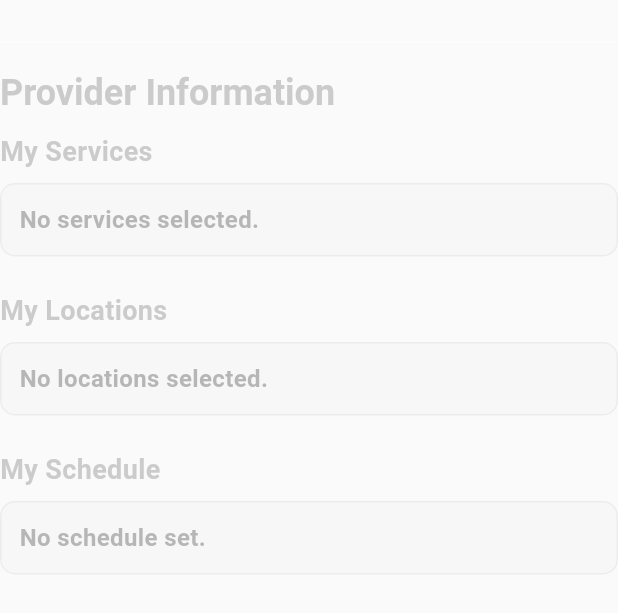
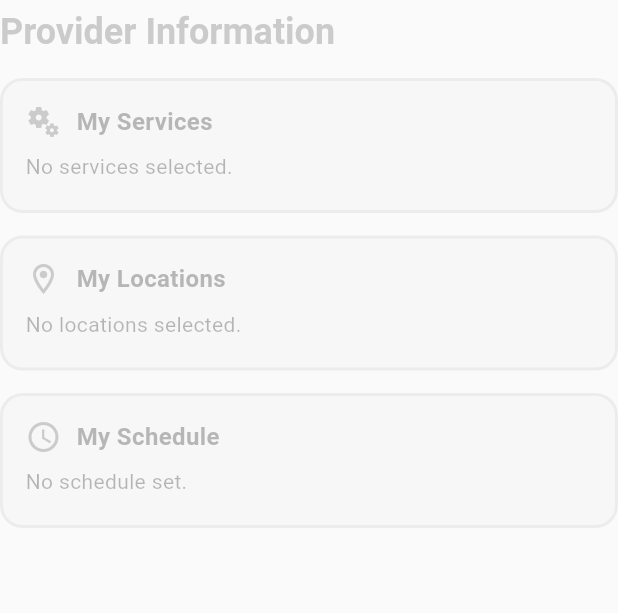
Before and after one commit to RashedGhanem11/Ajeer, a Flutter app: the _ProviderInfoSection widget shown alone on an empty page, opened directly with empty values, on a phone screen of 412 x 824 dp. Shown: the top 613 px of the screen. Run offline on Flutter 3.47's test engine with Material 3 defaults, Android fonts, the phone set to English and light mode, and no system bars; our stand-ins replace image_picker, shared_preferences; accounts and stored records are empty.

Commit message:
feat: Enhance ProfileScreen with improved state management and UI updates; refactor provider information display

```diff
--- a/Ajeer.mobile/lib/screens/shared_screens/profile_screen.dart
+++ b/Ajeer.mobile/lib/screens/shared_screens/profile_screen.dart
@@ -28,6 +28,7 @@ class _ProfileScreenState extends State<ProfileScreen> {
   static const Color _darkBlue = Color(0xFF0D47A1);
   static const Color _subtleDark = Color(0xFF1E1E1E);
   static const Color _subtleLighterDark = Color(0xFF2C2C2C);
+  static const Color _editableBorderColorDark = Color(0xFF757575);
   static const Color _saveGreen = Color(0xFF4CAF50);
   static const Color _cancelRed = Color(0xFFF44336);
   static const double _borderRadius = 50.0;
@@ -41,6 +42,7 @@ class _ProfileScreenState extends State<ProfileScreen> {
   int _selectedIndex = 0;
   bool _isPasswordVisible = false;
   bool _isEditing = false;
+  bool _dataHasChanged = false;
 
   Set<int> _selectedNotifications = {};
   bool _isDeleting = false;
@@ -104,7 +106,6 @@ class _ProfileScreenState extends State<ProfileScreen> {
   String _password = '********';
   File? _profileImage;
   File? _originalProfileImage;
-  bool _dataHasChanged = false;
 
   late TextEditingController _firstNameController;
   late TextEditingController _lastNameController;
@@ -507,7 +508,10 @@ class _ProfileScreenState extends State<ProfileScreen> {
       ),
       body: Stack(
         children: [
-          _buildBackgroundGradient(whiteContainerTop, isDarkMode),
+          _buildBackgroundGradient(
+            containerTop: whiteContainerTop,
+            isDarkMode: isDarkMode,
+          ),
           _buildAjeerTitle(context),
           _buildSwitchModeButton(context, isDarkMode, userNotifier.isProvider),
           _buildWhiteContainer(
@@ -527,7 +531,10 @@ class _ProfileScreenState extends State<ProfileScreen> {
     );
   }
 
-  Widget _buildBackgroundGradient(double containerTop, bool isDarkMode) {
+  Widget _buildBackgroundGradient({
+    required double containerTop,
+    required bool isDarkMode,
+  }) {
     final Color endColor = _primaryBlue;
     final Color startColor = _lightBlue;
 
@@ -795,6 +802,9 @@ class _ProfileScreenState extends State<ProfileScreen> {
                           providerData: userNotifier.providerData!,
                           isEnabled: userNotifier.isProvider,
                           isDarkMode: isDarkMode,
+                          isEditing: _isEditing,
+                          editableBorderColorDark: _editableBorderColorDark,
+                          subtleLighterDark: _subtleLighterDark,
                         ),
                     ],
                   ),
@@ -824,7 +834,6 @@ class _ProfileScreenState extends State<ProfileScreen> {
             backgroundColor: saveColor,
           ),
         if (_isEditing) const SizedBox(width: 10),
-
         _buildActionButton(
           icon: _isEditing ? Icons.close : Icons.edit,
           tooltip: _isEditing ? 'Cancel Editing' : 'Edit Profile',
@@ -877,12 +886,15 @@ class _ProfileScreenState extends State<ProfileScreen> {
     final Color fieldTextColor = _isEditing
         ? (isDarkMode ? Colors.white : Colors.black87)
         : Colors.grey.shade400;
+
     final Color fieldFillColor = _isEditing
         ? (isDarkMode ? _subtleLighterDark : Colors.white)
         : (isDarkMode ? _subtleDark : Colors.grey.shade100);
-    final Color fieldBorderColor = isDarkMode
-        ? Colors.grey.shade600
-        : Colors.grey.shade300;
+
+    final Color fieldBorderColor = _isEditing
+        ? (isDarkMode ? _editableBorderColorDark : Colors.grey.shade400)
+        : (isDarkMode ? Colors.grey.shade700 : Colors.grey.shade300);
+
     final Color disabledBorderColor = isDarkMode
         ? Colors.grey.shade700
         : Colors.grey.shade300;
@@ -895,6 +907,7 @@ class _ProfileScreenState extends State<ProfileScreen> {
         obscureText: isPassword && !_isPasswordVisible,
         keyboardType: keyboardType,
         style: TextStyle(color: fieldTextColor),
+        enableInteractiveSelection: _isEditing,
         decoration: InputDecoration(
           labelText: label,
           prefixIcon: Icon(
@@ -939,10 +952,7 @@ class _ProfileScreenState extends State<ProfileScreen> {
           ),
           enabledBorder: OutlineInputBorder(
             borderRadius: BorderRadius.circular(15),
-            borderSide: BorderSide(
-              color: _isEditing ? Colors.grey.shade400 : fieldBorderColor,
-              width: 2.0,
-            ),
+            borderSide: BorderSide(color: fieldBorderColor, width: 2.0),
           ),
           focusedBorder: OutlineInputBorder(
             borderRadius: BorderRadius.circular(15),
@@ -966,14 +976,41 @@ class _ProviderInfoSection extends StatelessWidget {
   final ProviderData providerData;
   final bool isEnabled;
   final bool isDarkMode;
+  final bool isEditing;
+  final Color editableBorderColorDark;
+  final Color subtleLighterDark;
 
-  static const Color _subtleLighterDark = Color(0xFF2C2C2C);
+  static const Color _primaryBlue = Color(0xFF1976D2);
+  static const Color _subtleDark = Color(0xFF1E1E1E);
 
   const _ProviderInfoSection({
     required this.providerData,
     required this.isEnabled,
     required this.isDarkMode,
+    required this.isEditing,
+    required this.editableBorderColorDark,
+    required this.subtleLighterDark,
   });
+
+  Widget _buildSmallEditButton() {
+    // Only show the edit button if in Provider Mode AND isEditing is true
+    if (!isEditing || !isEnabled) return const SizedBox.shrink();
+
+    return Container(
+      width: 30,
+      height: 30,
+      decoration: BoxDecoration(
+        color: _primaryBlue,
+        shape: BoxShape.circle,
+        border: Border.all(color: subtleLighterDark, width: 1.0),
+      ),
+      child: IconButton(
+        padding: EdgeInsets.zero,
+        icon: const Icon(Icons.edit, color: Colors.white, size: 16),
+        onPressed: () {},
+      ),
+    );
+  }
 
   @override
   Widget build(BuildContext context) {
@@ -981,19 +1018,13 @@ class _ProviderInfoSection extends StatelessWidget {
         ? (isDarkMode ? Colors.white : Colors.black87)
         : (isDarkMode ? Colors.grey.shade600 : Colors.grey.shade500);
 
-    final Color subtitleColor = isEnabled
-        ? (isDarkMode ? Colors.grey.shade400 : Colors.grey.shade600)
-        : (isDarkMode ? Colors.grey.shade700 : Colors.grey.shade400);
-
     return Opacity(
       opacity: isEnabled ? 1.0 : 0.5,
       child: Column(
         crossAxisAlignment: CrossAxisAlignment.start,
         children: [
-          const SizedBox(height: 20),
-          const Divider(),
           Padding(
-            padding: const EdgeInsets.symmetric(vertical: 10.0),
+            padding: const EdgeInsets.only(top: 5.0, bottom: 15.0),
             child: Text(
               'Provider Information',
               style: Theme.of(context).textTheme.headlineSmall?.copyWith(
@@ -1003,110 +1034,164 @@ class _ProviderInfoSection extends StatelessWidget {
               ),
             ),
           ),
-
-          _buildSectionTitle(context, 'My Services', titleColor),
-          if (providerData.selectedServices.isEmpty)
-            _buildInfoItem(context, 'No services selected.', '', subtitleColor)
-          else
-            ...providerData.selectedServices.entries.map((entry) {
-              if (entry.value.isEmpty) return const SizedBox.shrink();
-              final serviceName = entry.key;
-              final unitTypes = entry.value.join(', ');
-              return _buildInfoItem(
-                context,
-                serviceName,
-                unitTypes,
-                subtitleColor,
-              );
-            }).toList(),
-
-          const SizedBox(height: 15),
-
-          _buildSectionTitle(context, 'My Locations', titleColor),
-          if (providerData.selectedLocations.isEmpty)
-            _buildInfoItem(context, 'No locations selected.', '', subtitleColor)
-          else
-            ...providerData.selectedLocations.map((loc) {
-              final areas = loc.areas.join(', ');
-              return _buildInfoItem(context, loc.city, areas, subtitleColor);
-            }).toList(),
-
-          const SizedBox(height: 15),
-
-          _buildSectionTitle(context, 'My Schedule', titleColor),
-          if (providerData.finalSchedule.isEmpty)
-            _buildInfoItem(context, 'No schedule set.', '', subtitleColor)
-          else
-            ...providerData.finalSchedule.map((schedule) {
-              final times = schedule.timeSlots
-                  .map((t) => t.toString())
-                  .join(', ');
-              return _buildInfoItem(
-                context,
-                schedule.day,
-                times,
-                subtitleColor,
-              );
-            }).toList(),
+          _buildProviderField(
+            context,
+            'My Services',
+            Icons.miscellaneous_services_outlined,
+            providerData.selectedServices.isEmpty
+                ? ['No services selected.']
+                : providerData.selectedServices.entries
+                      .map(
+                        // Format: **ServiceName**: Unit Types
+                        (entry) =>
+                            '**${entry.key}**: ${entry.value.join(', ')}',
+                      )
+                      .toList(),
+          ),
+          _buildProviderField(
+            context,
+            'My Locations',
+            Icons.location_on_outlined,
+            providerData.selectedLocations.isEmpty
+                ? ['No locations selected.']
+                : providerData.selectedLocations
+                      .map(
+                        // Format: **CityName**: Areas
+                        (loc) => '**${loc.city}**: ${loc.areas.join(', ')}',
+                      )
+                      .toList(),
+          ),
+          _buildProviderField(
+            context,
+            'My Schedule',
+            Icons.schedule_outlined,
+            providerData.finalSchedule.isEmpty
+                ? ['No schedule set.']
+                : providerData.finalSchedule
+                      .map(
+                        (schedule) =>
+                            '${schedule.day}: ${schedule.timeSlots.map((t) => t.toString()).join(', ')}',
+                      )
+                      .toList(),
+          ),
         ],
       ),
     );
   }
 
-  Widget _buildSectionTitle(BuildContext context, String title, Color color) {
+  Widget _buildProviderField(
+    BuildContext context,
+    String label,
+    IconData icon,
+    List<String> contentLines,
+  ) {
+    final bool isReadOnly = !isEnabled || !isEditing;
+
+    final Color fieldTextColor = isReadOnly
+        ? (isDarkMode ? Colors.grey.shade400 : Colors.black54)
+        : (isDarkMode ? Colors.white70 : Colors.black87);
+
+    final Color fieldFillColor = isReadOnly
+        ? (isDarkMode ? _subtleDark : Colors.grey.shade100)
+        : (isDarkMode ? subtleLighterDark : Colors.white);
+
+    final Color fieldBorderColor = isReadOnly
+        ? (isDarkMode ? Colors.grey.shade700 : Colors.grey.shade300)
+        : (isDarkMode ? editableBorderColorDark : Colors.grey.shade400);
+
+    final Color labelColor = isReadOnly
+        ? (isDarkMode ? Colors.grey.shade400 : Colors.grey.shade600)
+        : (isDarkMode ? Colors.white : Colors.black87);
+
+    // Icon should stay gray/disabled if not in Provider Mode (isEnabled is false)
+    final Color iconColor = isEnabled && isEditing ? _primaryBlue : Colors.grey;
+
     return Padding(
-      padding: const EdgeInsets.only(bottom: 8.0),
-      child: Text(
-        title,
-        style: TextStyle(
-          fontSize: 18,
-          fontWeight: FontWeight.bold,
-          color: color,
+      padding: const EdgeInsets.only(bottom: 15.0),
+      child: Container(
+        width: double.infinity,
+        padding: const EdgeInsets.all(15.0),
+        decoration: BoxDecoration(
+          color: fieldFillColor,
+          borderRadius: BorderRadius.circular(15),
+          border: Border.all(color: fieldBorderColor, width: 2.0),
+        ),
+        child: Column(
+          crossAxisAlignment: CrossAxisAlignment.start,
+          children: [
+            Row(
+              mainAxisAlignment: MainAxisAlignment.spaceBetween,
+              children: [
+                Row(
+                  children: [
+                    Icon(icon, size: 24, color: iconColor),
+                    const SizedBox(width: 10),
+                    Text(
+                      label,
+                      style: TextStyle(
+                        fontWeight: FontWeight.bold,
+                        fontSize: 16,
+                        color: labelColor,
+                      ),
+                    ),
+                  ],
+                ),
+                _buildSmallEditButton(),
+              ],
+            ),
+            const SizedBox(height: 8.0),
+            ...contentLines.map((line) {
+              // Find the index of the key-value separator, which is always ': '
+              final int separatorIndex = line.indexOf(': ');
+
+              if (separatorIndex != -1 && line.startsWith('**')) {
+                // Key includes the bolding markers: **Service/City**
+                final String keyPart = line.substring(0, separatorIndex);
+                // Value is the rest of the line
+                final String valuePart = line.substring(
+                  separatorIndex + 2,
+                ); // +2 to skip ': '
+
+                // Remove the bolding markers to get the plain text key
+                final String plainKey = keyPart.replaceAll('**', '');
+
+                return Padding(
+                  padding: const EdgeInsets.only(bottom: 4.0),
+                  child: Text.rich(
+                    TextSpan(
+                      children: [
+                        // First span is the bolded key with the required colon and space
+                        TextSpan(
+                          text: '$plainKey: ',
+                          style: TextStyle(
+                            fontWeight: FontWeight.bold,
+                            fontSize: 14,
+                            color: fieldTextColor,
+                          ),
+                        ),
+                        // Second span is the unbolded content
+                        TextSpan(
+                          text: valuePart,
+                          style: TextStyle(fontSize: 14, color: fieldTextColor),
+                        ),
+                      ],
+                    ),
+                  ),
+                );
+              } else {
+                // Fallback for lines without the key-value format (e.g., schedule or "No services")
+                return Padding(
+                  padding: const EdgeInsets.only(bottom: 4.0),
+                  child: Text(
+                    line,
+                    style: TextStyle(fontSize: 14, color: fieldTextColor),
+                  ),
+                );
+              }
+            }).toList(),
+          ],
         ),
       ),
     );
   }
-
-  Widget _buildInfoItem(
-    BuildContext context,
-    String title,
-    String subtitle,
-    Color subtitleColor,
-  ) {
-    final Color itemTitleColor = isEnabled
-        ? (isDarkMode ? Colors.white70 : Colors.black87)
-        : (isDarkMode ? Colors.grey.shade500 : Colors.grey.shade600);
-
-    return Container(
-      width: double.infinity,
-      margin: const EdgeInsets.only(bottom: 8.0),
-      padding: const EdgeInsets.all(12.0),
-      decoration: BoxDecoration(
-        color: isDarkMode ? _subtleLighterDark : Colors.grey.shade100,
-        borderRadius: BorderRadius.circular(10.0),
-        border: Border.all(
-          color: isDarkMode ? Colors.grey.shade700 : Colors.grey.shade300,
-        ),
-      ),
-      child: Column(
-        crossAxisAlignment: CrossAxisAlignment.start,
-        children: [
-          Text(
-            title,
-            style: TextStyle(
-              fontWeight: FontWeight.bold,
-              fontSize: 16,
-              color: itemTitleColor,
-            ),
-          ),
-          if (subtitle.isNotEmpty) const SizedBox(height: 4.0),
-          if (subtitle.isNotEmpty)
-            Text(
-              subtitle,
-              style: TextStyle(fontSize: 14, color: subtitleColor),
-            ),
-        ],
-      ),
-    );
-  }
 }
```
